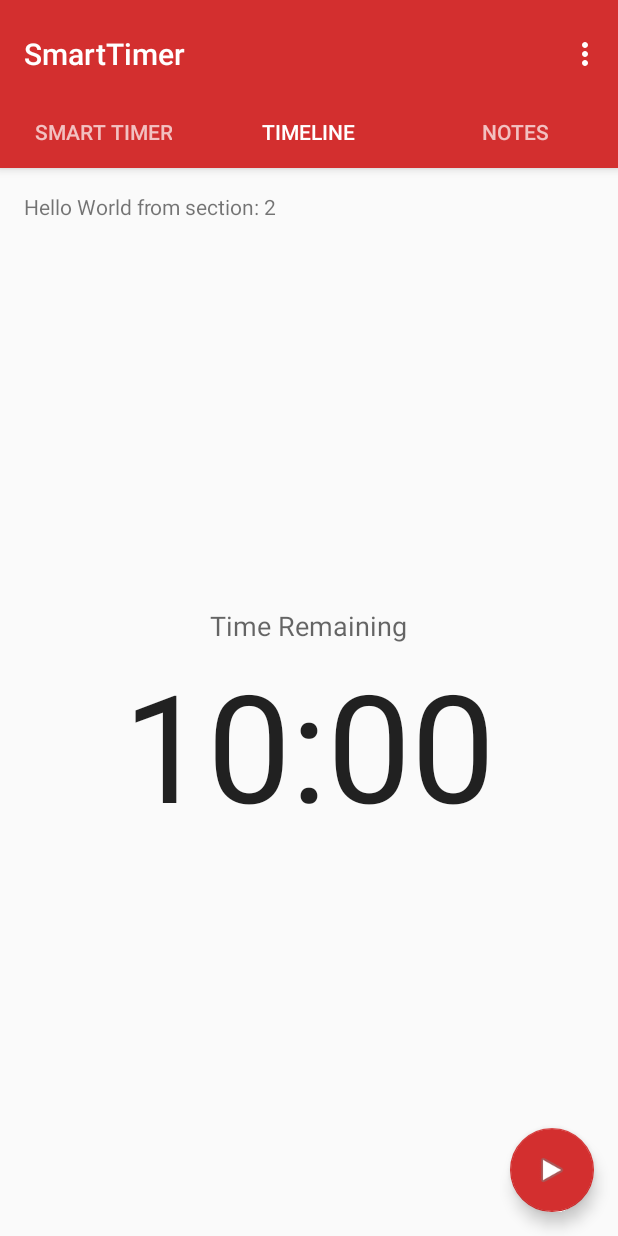
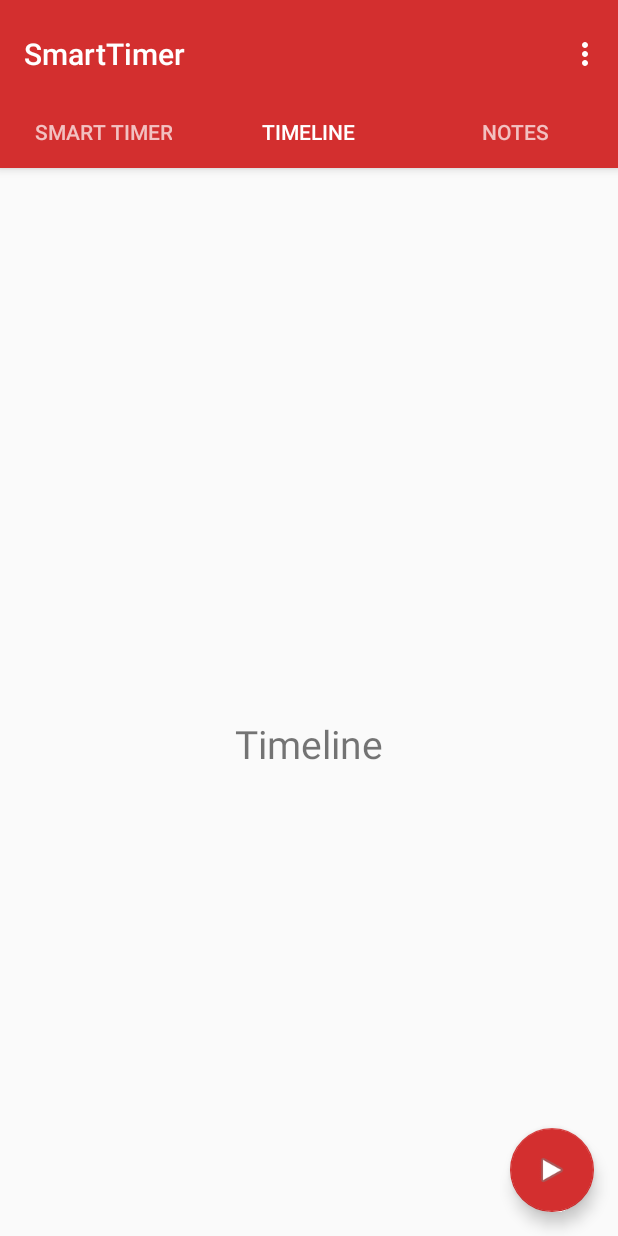
Before and after one commit to soulroyale/Bbq2016Ap, an Android app: the SmartTimer screen opened directly, with no data from a screen before it, tab 2 chosen, on a phone screen of 412 x 824 dp. Run offline under Robolectric (Android 15) with nearby library versions, the phone set to English and light mode, and no system bars; our stand-ins replace AdMob; 2 statements that could not run were skipped.

Commit message:
- Timer Fragments and associated java files in place, but blank

```diff
--- a/mobile/src/main/java/com/jalee/bbqbuddy/SmartTimer.java
+++ b/mobile/src/main/java/com/jalee/bbqbuddy/SmartTimer.java
@@ -53,24 +53,7 @@ public class SmartTimer extends AppCompatActivity {
         setContentView(R.layout.activity_smart_timer);
         overridePendingTransition(R.anim.slide_up, R.anim.stationary);
 
-       if(Constants.type == Constants.Type.FREE) {
-           mInterstitialAd = new InterstitialAd(this);
-           mInterstitialAd.setAdUnitId("ca-app-pub-6523970465102586/4340248157");
-           AdRequest adRequest = new AdRequest.Builder()
-                   .addTestDevice("2ED849A00EAE479CF470A821E825E638")
-                   .build();
 
-           mInterstitialAd.loadAd(adRequest);
-
-            /*
-           AdView bannerAdView = (AdView) findViewById(R.id.adViewSmartTimer);
-           AdRequest bannerAdRequest = new AdRequest.Builder()
-                    .addTestDevice("2ED849A00EAE479CF470A821E825E638")
-                    .build();
-           bannerAdView.loadAd(bannerAdRequest);
-           */
-
-        }
 
         Toolbar toolbar = (Toolbar) findViewById(R.id.toolbar);
         setSupportActionBar(toolbar);
@@ -88,6 +71,25 @@ public class SmartTimer extends AppCompatActivity {
 
         smartTimerMax = 120000;
 
+        if(Constants.type == Constants.Type.FREE) {
+            mInterstitialAd = new InterstitialAd(this);
+            mInterstitialAd.setAdUnitId("ca-app-pub-6523970465102586/4340248157");
+            AdRequest adRequest = new AdRequest.Builder()
+                    .addTestDevice("2ED849A00EAE479CF470A821E825E638")
+                    .build();
+
+            mInterstitialAd.loadAd(adRequest);
+
+            /*
+           AdView bannerAdView = (AdView) findViewById(R.id.adViewSmartTimer);
+           AdRequest bannerAdRequest = new AdRequest.Builder()
+                    .addTestDevice("2ED849A00EAE479CF470A821E825E638")
+                    .build();
+           bannerAdView.loadAd(bannerAdRequest);
+           */
+
+        }
+
 
         FloatingActionButton fab = (FloatingActionButton) findViewById(R.id.fab);
         fab.setOnClickListener(new View.OnClickListener() {
@@ -95,7 +97,7 @@ public class SmartTimer extends AppCompatActivity {
             public void onClick(View view) {
                 Snackbar.make(view, "Timer Started", Snackbar.LENGTH_LONG)
                         .setAction("Action", null).show();
-                if(Constants.type == Constants.Type.FREE) {
+                if (Constants.type == Constants.Type.FREE) {
                     if (mInterstitialAd.isLoaded()) {
                         mInterstitialAd.show();
                     }
@@ -103,25 +105,21 @@ public class SmartTimer extends AppCompatActivity {
                 final TextView txtSmartTimer = (TextView) findViewById(R.id.txtSmartTimer);
                 txtSmartTimer.setText(String.valueOf((smartTimerMax / 1000) / 60));
 
-                new CountDownTimer(smartTimerMax,1000) {
+                new CountDownTimer(smartTimerMax, 1000) {
                     public void onTick(long millisecondsUntilDone) {
                         //Countdown method, runs at specified interval
                         Log.i("Seconds Left: ", String.valueOf(millisecondsUntilDone / 1000));
-                        txtSmartTimer.setText(String.valueOf((int) ((millisecondsUntilDone / (1000*60)) % 60) + ":" + (int) (millisecondsUntilDone / 1000) % 60));
+                        txtSmartTimer.setText(String.valueOf((int) ((millisecondsUntilDone / (1000 * 60)) % 60) + ":" + (int) (millisecondsUntilDone / 1000) % 60));
                     }
+
                     public void onFinish() {
                         //On Counter finished
-                        Log.i("Done","Done");
-                        txtSmartTimer.setText((int) ((smartTimerMax / (1000*60)) % 60) + ":" + (int) (smartTimerMax / 1000) % 60);
+                        Log.i("Done", "Done");
+                        txtSmartTimer.setText((int) ((smartTimerMax / (1000 * 60)) % 60) + ":" + (int) (smartTimerMax / 1000) % 60);
                     }
-
                 }.start();
             }
         });
-
-
-
-
     }
 
     @Override
@@ -146,42 +144,7 @@ public class SmartTimer extends AppCompatActivity {
         return super.onOptionsItemSelected(item);
     }
 
-    /**
-     * A placeholder fragment containing a simple view.
-     */
-    public static class PlaceholderFragment extends Fragment {
-        /**
-         * The fragment argument representing the section number for this
-         * fragment.
-         */
-        private static final String ARG_SECTION_NUMBER = "section_number";
-
-        public PlaceholderFragment() {
-        }
-
-        /**
-         * Returns a new instance of this fragment for the given section
-         * number.
-         */
-        public static PlaceholderFragment newInstance(int sectionNumber) {
-            PlaceholderFragment fragment = new PlaceholderFragment();
-            Bundle args = new Bundle();
-            args.putInt(ARG_SECTION_NUMBER, sectionNumber);
-            fragment.setArguments(args);
-            return fragment;
-        }
-
-        @Override
-        public View onCreateView(LayoutInflater inflater, ViewGroup container,
-                                 Bundle savedInstanceState) {
-            View rootView = inflater.inflate(R.layout.fragment_smart_timer, container, false);
-            TextView textView = (TextView) rootView.findViewById(R.id.section_label);
-            textView.setText(getString(R.string.section_format, getArguments().getInt(ARG_SECTION_NUMBER)));
-            return rootView;
-        }
-    }
-
-    /**
+      /**
      * A {@link FragmentPagerAdapter} that returns a fragment corresponding to
      * one of the sections/tabs/pages.
      */
@@ -194,8 +157,13 @@ public class SmartTimer extends AppCompatActivity {
         @Override
         public Fragment getItem(int position) {
             // getItem is called to instantiate the fragment for the given page.
-            // Return a PlaceholderFragment (defined as a static inner class below).
-            return PlaceholderFragment.newInstance(position + 1);
+
+            switch(position) {
+                case 0: return SmartTimer_Timer.newInstance("");
+                case 1: return SmartTimer_TimeLine.newInstance("");
+                case 2: return SmartTimer_Notes.newInstance("");
+                default: return SmartTimer_Timer.newInstance("");
+            }
         }
 
         @Override
--- /dev/null
+++ b/mobile/src/main/java/com/jalee/bbqbuddy/SmartTimer_Notes.java
@@ -0,0 +1,35 @@
+package com.jalee.bbqbuddy;
+
+import android.os.Bundle;
+import android.support.v4.app.Fragment;
+import android.view.LayoutInflater;
+import android.view.View;
+import android.view.ViewGroup;
+import android.widget.TextView;
+
+/**
+ * Created by Aaron on 1/02/2016.
+ */
+public class SmartTimer_Notes extends Fragment {
+
+    @Override
+    public View onCreateView(LayoutInflater inflater, ViewGroup container, Bundle savedInstanceState) {
+        View v = inflater.inflate(R.layout.fragment_smart_timer_notes, container, false);
+
+        TextView tv = (TextView) v.findViewById(R.id.tvFragSecond);
+        //tv.setText(getArguments().getString("msg"));
+
+        return v;
+    }
+
+    public static SmartTimer_Notes newInstance(String text) {
+
+        SmartTimer_Notes f = new SmartTimer_Notes();
+        Bundle b = new Bundle();
+        b.putString("msg", text);
+
+        f.setArguments(b);
+
+        return f;
+    }
+}
--- /dev/null
+++ b/mobile/src/main/java/com/jalee/bbqbuddy/SmartTimer_TimeLine.java
@@ -0,0 +1,34 @@
+package com.jalee.bbqbuddy;
+
+import android.os.Bundle;
+import android.support.v4.app.Fragment;
+import android.view.LayoutInflater;
+import android.view.View;
+import android.view.ViewGroup;
+import android.widget.TextView;
+
+/**
+ * Created by Aaron on 1/02/2016.
+ */
+public class SmartTimer_TimeLine extends Fragment {
+    @Override
+    public View onCreateView(LayoutInflater inflater, ViewGroup container, Bundle savedInstanceState) {
+        View v = inflater.inflate(R.layout.fragment_smart_timer_timeline, container, false);
+
+        TextView tv = (TextView) v.findViewById(R.id.tvFragFirst);
+        //tv.setText(getArguments().getString("msg"));
+
+        return v;
+    }
+
+    public static SmartTimer_TimeLine newInstance(String text) {
+
+        SmartTimer_TimeLine f = new SmartTimer_TimeLine();
+        Bundle b = new Bundle();
+        b.putString("msg", text);
+
+        f.setArguments(b);
+
+        return f;
+    }
+}
--- /dev/null
+++ b/mobile/src/main/java/com/jalee/bbqbuddy/SmartTimer_Timer.java
@@ -0,0 +1,41 @@
+package com.jalee.bbqbuddy;
+
+import android.os.Bundle;
+import android.os.CountDownTimer;
+import android.support.design.widget.FloatingActionButton;
+import android.support.design.widget.Snackbar;
+import android.support.v4.app.Fragment;
+import android.util.Log;
+import android.view.LayoutInflater;
+import android.view.View;
+import android.view.ViewGroup;
+import android.widget.TextView;
+
+import com.google.android.gms.ads.AdRequest;
+import com.google.android.gms.ads.InterstitialAd;
+
+/**
+ * Created by Aaron on 1/02/2016.
+ */
+public class SmartTimer_Timer extends Fragment {
+
+
+    @Override
+    public View onCreateView(LayoutInflater inflater, ViewGroup container, Bundle savedInstanceState) {
+        View v = inflater.inflate(R.layout.fragment_smart_timer_timer, container, false);
+
+
+        return v;
+    }
+
+    public static SmartTimer_Timer newInstance(String text) {
+
+        SmartTimer_Timer f = new SmartTimer_Timer();
+        Bundle b = new Bundle();
+        //b.putString("msg", text);
+
+        f.setArguments(b);
+
+        return f;
+    }
+}
--- /dev/null
+++ b/mobile/src/main/res/layout/fragment_smart_timer_notes.xml
@@ -0,0 +1,15 @@
+<?xml version="1.0" encoding="utf-8"?>
+<RelativeLayout xmlns:android="http://schemas.android.com/apk/res/android"
+    android:layout_width="match_parent"
+    android:layout_height="match_parent">
+
+    <TextView
+        android:id="@+id/tvFragSecond"
+        android:layout_width="wrap_content"
+        android:layout_height="wrap_content"
+        android:layout_centerHorizontal="true"
+        android:layout_centerVertical="true"
+        android:textSize="26dp"
+        android:text="Notes" />
+
+</RelativeLayout>
--- /dev/null
+++ b/mobile/src/main/res/layout/fragment_smart_timer_timeline.xml
@@ -0,0 +1,14 @@
+<?xml version="1.0" encoding="utf-8"?>
+<RelativeLayout xmlns:android="http://schemas.android.com/apk/res/android"
+    android:layout_width="match_parent"
+    android:layout_height="match_parent">
+
+    <TextView
+        android:id="@+id/tvFragFirst"
+        android:layout_width="wrap_content"
+        android:layout_height="wrap_content"
+        android:textSize="26dp"
+        android:text="Timeline"
+        android:layout_centerVertical="true"
+        android:layout_centerHorizontal="true" />
+</RelativeLayout>
--- a/mobile/src/main/res/layout/fragment_smart_timer.xml
+++ b/mobile/src/main/res/layout/fragment_smart_timer_timer.xml
@@ -1,3 +1,4 @@
+<?xml version="1.0" encoding="utf-8"?>
 <RelativeLayout xmlns:android="http://schemas.android.com/apk/res/android"
     xmlns:tools="http://schemas.android.com/tools"
     xmlns:ads="http://schemas.android.com/apk/res-auto"
@@ -6,8 +7,7 @@
     android:paddingBottom="@dimen/activity_vertical_margin"
     android:paddingLeft="@dimen/activity_horizontal_margin"
     android:paddingRight="@dimen/activity_horizontal_margin"
-    android:paddingTop="@dimen/activity_vertical_margin"
-    tools:context="com.jalee.bbqbuddy.SmartTimer$PlaceholderFragment">
+    android:paddingTop="@dimen/activity_vertical_margin">
 
     <TextView
         android:id="@+id/section_label"
@@ -43,5 +43,4 @@
         android:layout_above="@+id/txtSmartTimer"
         android:layout_centerHorizontal="true" />
 
-
 </RelativeLayout>
```
